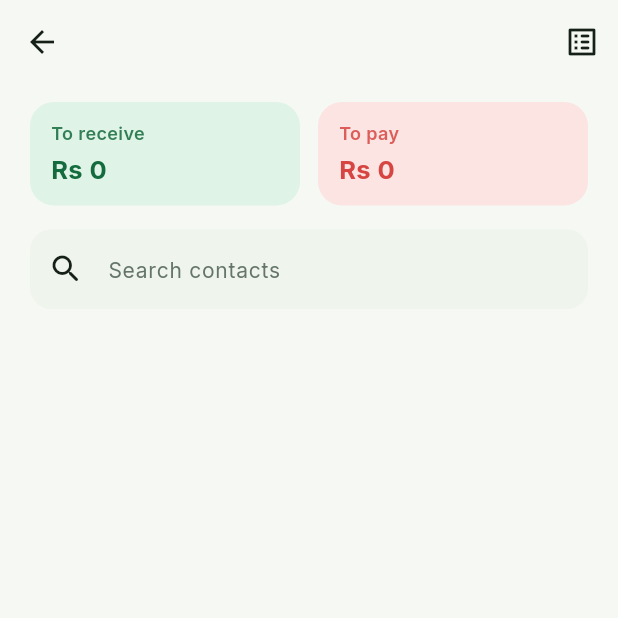
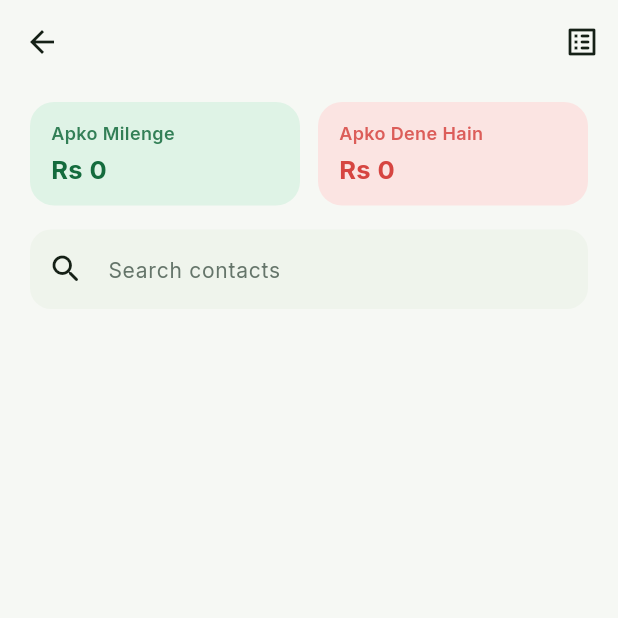
Before and after one commit to hashamkhan11/hisabkitab, a Flutter app: the DetailPage screen opened directly with empty values, on a phone screen of 412 x 824 dp, the top half of it. Run offline on Flutter 3.47's test engine with Material 3 defaults, Android fonts, the phone set to English and light mode, and no system bars; our stand-ins replace cached_network_image, csv, dotted_border, firebase_auth, firebase_core, firebase_crashlytics and 10 more; accounts and stored records are empty; network calls fail.

Commit message:
Translate remaining to-receive/to-pay labels to Roman Urdu
Category and contact ledger screens still showed "To receive"/"To
pay" in English. Switch them to the same Roman Urdu terms used on the
dashboard (Apko Milenge / Apko Dene Hain), and translate each
transaction row's Receive/Send label to Mila/Diya.

```diff
--- a/lib/screens/contact_detail.dart
+++ b/lib/screens/contact_detail.dart
@@ -775,7 +775,7 @@ class _TransactionRow extends StatelessWidget {
               children: [
                 Row(
                   children: [
-                    Text(isReceive ? 'Receive' : 'Send', style: const TextStyle(fontWeight: FontWeight.w600)),
+                    Text(isReceive ? 'Mila' : 'Diya', style: const TextStyle(fontWeight: FontWeight.w600)),
                     if (isRejected) ...[
                       const SizedBox(width: 6),
                       Text('· rejected', style: TextStyle(color: c.danger, fontSize: 12)),
--- a/lib/screens/detail.dart
+++ b/lib/screens/detail.dart
@@ -105,9 +105,9 @@ class _DetailPageState extends State<DetailPage> {
           children: [
             Row(
               children: [
-                Expanded(child: _SummaryChip(label: 'To receive', amount: totalReceive, positive: true)),
+                Expanded(child: _SummaryChip(label: 'Apko Milenge', amount: totalReceive, positive: true)),
                 const SizedBox(width: 12),
-                Expanded(child: _SummaryChip(label: 'To pay', amount: totalSend, positive: false)),
+                Expanded(child: _SummaryChip(label: 'Apko Dene Hain', amount: totalSend, positive: false)),
               ],
             ),
             const SizedBox(height: 16),
@@ -275,7 +275,7 @@ class _ContactRow extends StatelessWidget {
                   Text(name, style: const TextStyle(fontWeight: FontWeight.w600, fontSize: 15.5)),
                   const SizedBox(height: 2),
                   Text(
-                    isPositive ? 'To receive' : 'To pay',
+                    isPositive ? 'Apko Milenge' : 'Apko Dene Hain',
                     style: TextStyle(fontSize: 12.5, color: c.textMuted),
                   ),
                 ],
```
